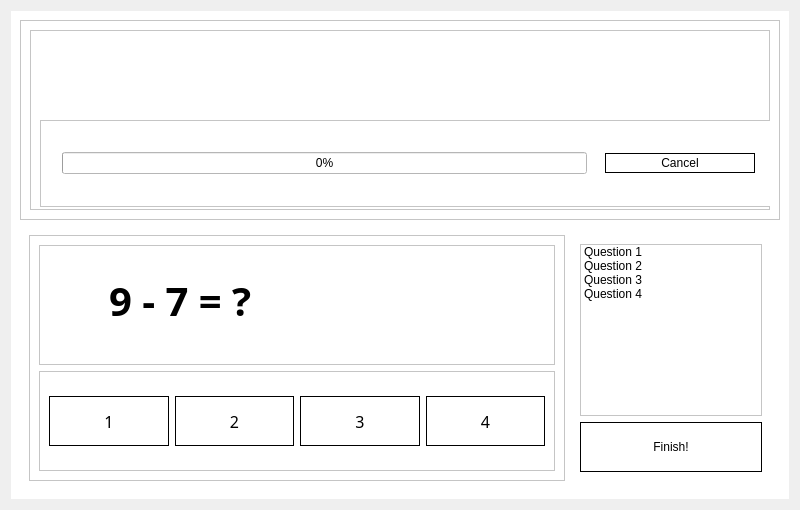
This is screen/_ui/quiz_screen.ui in pranav1416/elixir-math-quiz as Qt 5 draws it before an edit. The edited form follows.
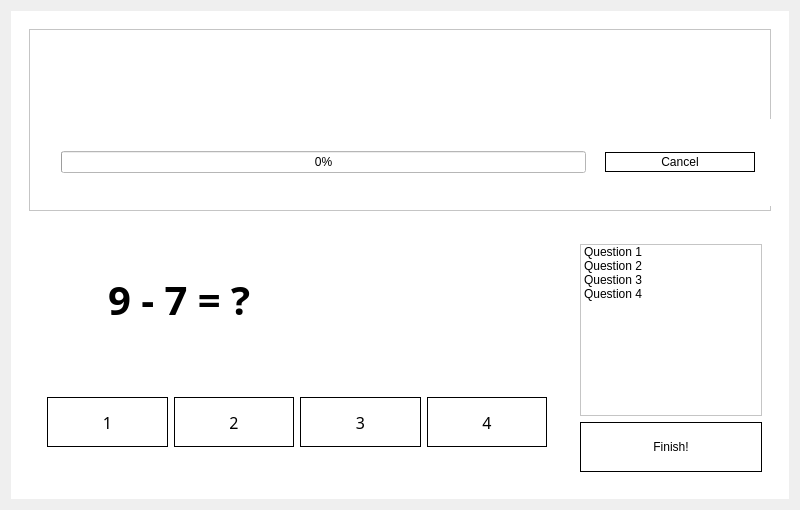
This is the edited form. Icons and pictures are not drawn.

Commit message: fixed bugs removed practice button from nav_screen fixed ui size issues

The edit to the form file:
```diff
--- a/screen/_ui/quiz_screen.ui
+++ b/screen/_ui/quiz_screen.ui
@@ -50,7 +50,7 @@
          </size>
         </property>
         <property name="frameShape">
-         <enum>QFrame::StyledPanel</enum>
+         <enum>QFrame::NoFrame</enum>
         </property>
         <property name="frameShadow">
          <enum>QFrame::Raised</enum>
@@ -108,7 +108,7 @@
              <string notr="true">background-color: rgb(255, 255, 255);</string>
             </property>
             <property name="frameShape">
-             <enum>QFrame::StyledPanel</enum>
+             <enum>QFrame::NoFrame</enum>
             </property>
             <property name="frameShadow">
              <enum>QFrame::Raised</enum>
@@ -193,7 +193,7 @@
          <item>
           <widget class="QFrame" name="frame_5">
            <property name="frameShape">
-            <enum>QFrame::StyledPanel</enum>
+            <enum>QFrame::NoFrame</enum>
            </property>
            <property name="frameShadow">
             <enum>QFrame::Raised</enum>
@@ -283,7 +283,7 @@
 </string>
               </property>
               <property name="frameShape">
-               <enum>QFrame::StyledPanel</enum>
+               <enum>QFrame::NoFrame</enum>
               </property>
               <property name="frameShadow">
                <enum>QFrame::Raised</enum>
@@ -404,7 +404,7 @@
 </string>
               </property>
               <property name="frameShape">
-               <enum>QFrame::StyledPanel</enum>
+               <enum>QFrame::NoFrame</enum>
               </property>
               <property name="frameShadow">
                <enum>QFrame::Raised</enum>
```
The commit also changes 10 other files.
